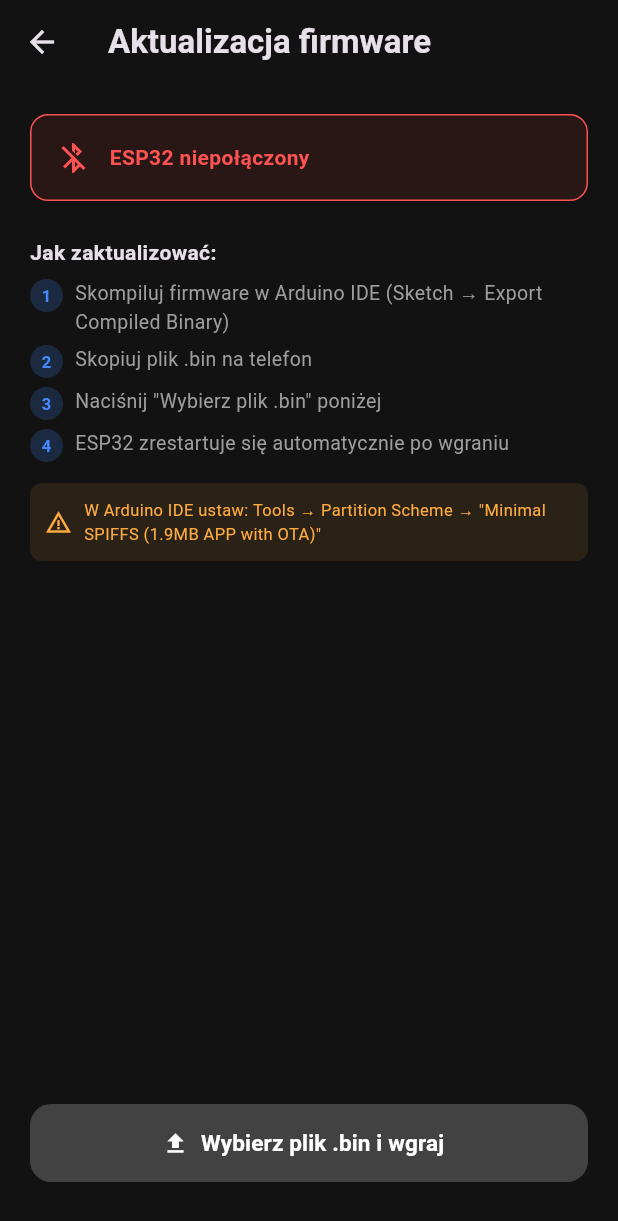
After one commit to zydziupolska-cmyk/dyno-diy-flutter, a Flutter app: the OtaUpdateScreen screen opened directly, on a phone screen of 412 x 824 dp. The commit adds this screen. Shown: the top 1221 px of the screen. Run offline on Flutter 3.47's test engine with Material 3 defaults, Android fonts, the phone set to English and light mode, and no system bars; our stand-ins replace file_picker, fl_chart, flutter_blue_plus, image_picker, pdf, permission_handler and 2 more; accounts and stored records are empty.

Commit message:
Fix: ota_update

```diff
--- a/lib/screens/dyno_screen.dart
+++ b/lib/screens/dyno_screen.dart
@@ -123,7 +123,9 @@ class _DynoScreenState extends State<DynoScreen> {
 
   void _onFrame(GpsFrame frame) {
     if (_state == MeasurementState.idle ||
-        _state == MeasurementState.finished) return;
+        _state == MeasurementState.finished) {
+      return;
+    }
 
     final rawSpeed = frame.speed;
     final currentGpsTime = frame.gpsTimeMs;
--- /dev/null
+++ b/lib/screens/ota_update_screen.dart
@@ -0,0 +1,337 @@
+import 'dart:async';
+import 'dart:typed_data';
+import 'package:flutter/material.dart';
+import 'package:file_picker/file_picker.dart';
+import 'package:flutter_blue_plus/flutter_blue_plus.dart';
+import '../services/ota_service.dart';
+import '../main.dart';
+
+/// Ekran aktualizacji firmware ESP32 przez BLE.
+/// Dostępny z menu/ustawień — użytkownik wybiera plik .bin,
+/// aplikacja wysyła go do ESP32, ESP32 restartuje się automatycznie.
+class OtaUpdateScreen extends StatefulWidget {
+  const OtaUpdateScreen({super.key});
+
+  @override
+  State<OtaUpdateScreen> createState() => _OtaUpdateScreenState();
+}
+
+class _OtaUpdateScreenState extends State<OtaUpdateScreen> {
+  final OtaService _otaService = OtaService();
+  StreamSubscription<OtaProgress>? _progressSub;
+
+  OtaStatus _status = OtaStatus.idle;
+  double  _percent   = 0;
+  int     _bytesSent = 0;
+  int     _bytesTotal = 0;
+  String  _message   = '';
+  String? _error;
+  String? _currentVersion;
+  String? _selectedFileName;
+
+  @override
+  void initState() {
+    super.initState();
+    _progressSub = _otaService.progressStream.listen((p) {
+      if (!mounted) return;
+      setState(() {
+        _status     = p.status;
+        _percent    = p.percent;
+        _bytesSent  = p.bytesSent;
+        _bytesTotal = p.bytesTotal;
+        _message    = p.message ?? '';
+        _error      = p.error;
+      });
+    });
+    _readVersion();
+  }
+
+  @override
+  void dispose() {
+    _progressSub?.cancel();
+    _otaService.dispose();
+    super.dispose();
+  }
+
+  Future<void> _readVersion() async {
+    if (btService.isConnected) {
+      // Potrzebujemy dostępu do urządzenia BLE
+      // btService._device jest prywatny, więc odczytujemy wersję
+      // przez OTA control characteristic przy następnym połączeniu
+      setState(() => _currentVersion = '(połącz się, żeby sprawdzić)');
+    }
+  }
+
+  Future<void> _pickAndUpload() async {
+    // ── Wybierz plik .bin ──
+    final result = await FilePicker.platform.pickFiles(
+      type: FileType.any,
+      withData: true,
+    );
+
+    if (result == null || result.files.isEmpty) return;
+
+    final file = result.files.first;
+    if (file.bytes == null || file.bytes!.isEmpty) {
+      setState(() => _error = 'Nie można odczytać pliku');
+      return;
+    }
+
+    // Weryfikacja podstawowa
+    if (file.size < 1000) {
+      setState(() => _error = 'Plik za mały — to nie wygląda na firmware');
+      return;
+    }
+    if (file.size > 1900000) {
+      setState(() => _error = 'Plik za duży (max 1.9 MB dla partycji OTA)');
+      return;
+    }
+
+    // Sprawdź magic bytes ESP32 firmware (0xE9 na początku)
+    if (file.bytes![0] != 0xE9) {
+      if (!mounted) return;
+      final proceed = await showDialog<bool>(
+        context: context,
+        builder: (ctx) => AlertDialog(
+          title: const Text('Uwaga'),
+          content: const Text(
+            'Ten plik nie wygląda na firmware ESP32 '
+            '(brak nagłówka 0xE9). Czy na pewno chcesz kontynuować?'),
+          actions: [
+            TextButton(
+              onPressed: () => Navigator.pop(ctx, false),
+              child: const Text('Anuluj')),
+            TextButton(
+              onPressed: () => Navigator.pop(ctx, true),
+              child: const Text('Kontynuuj')),
+          ],
+        ),
+      );
+      if (proceed != true) return;
+    }
+
+    setState(() {
+      _selectedFileName = file.name;
+      _error = null;
+    });
+
+    if (!btService.isConnected) {
+      setState(() => _error = 'ESP32 nie jest połączony!');
+      return;
+    }
+
+    // Potrzebujemy BluetoothDevice — pobierz z FlutterBluePlus
+    final connectedDevices = FlutterBluePlus.connectedDevices;
+    final dynoDevice = connectedDevices.where((d) =>
+        d.platformName.contains('Dyno') || d.platformName.contains('ESP32'));
+
+    if (dynoDevice.isEmpty) {
+      setState(() => _error = 'Nie znaleziono urządzenia DynoESP');
+      return;
+    }
+
+    await _otaService.uploadFirmware(
+      dynoDevice.first,
+      Uint8List.fromList(file.bytes!),
+    );
+  }
+
+  @override
+  Widget build(BuildContext context) {
+    final isIdle = _status == OtaStatus.idle || _status == OtaStatus.error;
+    final isSuccess = _status == OtaStatus.success;
+    final isWorking = _status == OtaStatus.uploading ||
+        _status == OtaStatus.connecting ||
+        _status == OtaStatus.verifying;
+
+    return Scaffold(
+      appBar: AppBar(
+        title: const Text('Aktualizacja firmware',
+            style: TextStyle(fontWeight: FontWeight.bold)),
+        backgroundColor: Colors.transparent,
+        elevation: 0,
+      ),
+      body: Padding(
+        padding: const EdgeInsets.all(20),
+        child: Column(
+          crossAxisAlignment: CrossAxisAlignment.start,
+          children: [
+            // ── Status połączenia ──
+            Container(
+              width: double.infinity,
+              padding: const EdgeInsets.all(16),
+              decoration: BoxDecoration(
+                color: btService.isConnected
+                    ? Colors.green.withValues(alpha: 0.1)
+                    : Colors.red.withValues(alpha: 0.1),
+                borderRadius: BorderRadius.circular(12),
+                border: Border.all(
+                  color: btService.isConnected
+                      ? Colors.greenAccent : Colors.redAccent),
+              ),
+              child: Row(children: [
+                Icon(
+                  btService.isConnected ? Icons.bluetooth_connected : Icons.bluetooth_disabled,
+                  color: btService.isConnected ? Colors.greenAccent : Colors.redAccent,
+                ),
+                const SizedBox(width: 12),
+                Expanded(child: Column(
+                  crossAxisAlignment: CrossAxisAlignment.start,
+                  children: [
+                    Text(
+                      btService.isConnected ? 'ESP32 połączony' : 'ESP32 niepołączony',
+                      style: TextStyle(
+                        fontWeight: FontWeight.bold,
+                        color: btService.isConnected ? Colors.greenAccent : Colors.redAccent,
+                      ),
+                    ),
+                    if (_currentVersion != null)
+                      Text('Firmware: $_currentVersion',
+                          style: const TextStyle(color: Colors.grey, fontSize: 12)),
+                  ],
+                )),
+              ]),
+            ),
+
+            const SizedBox(height: 24),
+
+            // ── Instrukcja ──
+            const Text('Jak zaktualizować:', style: TextStyle(fontWeight: FontWeight.bold)),
+            const SizedBox(height: 8),
+            _step('1', 'Skompiluj firmware w Arduino IDE (Sketch → Export Compiled Binary)'),
+            _step('2', 'Skopiuj plik .bin na telefon'),
+            _step('3', 'Naciśnij "Wybierz plik .bin" poniżej'),
+            _step('4', 'ESP32 zrestartuje się automatycznie po wgraniu'),
+
+            const SizedBox(height: 8),
+            Container(
+              padding: const EdgeInsets.all(10),
+              decoration: BoxDecoration(
+                color: Colors.orangeAccent.withValues(alpha: 0.1),
+                borderRadius: BorderRadius.circular(8),
+              ),
+              child: const Row(children: [
+                Icon(Icons.warning_amber, color: Colors.orangeAccent, size: 18),
+                SizedBox(width: 8),
+                Expanded(child: Text(
+                  'W Arduino IDE ustaw: Tools → Partition Scheme → '
+                  '"Minimal SPIFFS (1.9MB APP with OTA)"',
+                  style: TextStyle(color: Colors.orangeAccent, fontSize: 11),
+                )),
+              ]),
+            ),
+
+            const SizedBox(height: 24),
+
+            // ── Progress ──
+            if (isWorking || isSuccess) ...[
+              Text(_message,
+                  style: TextStyle(
+                    color: isSuccess ? Colors.greenAccent : Colors.white,
+                    fontWeight: FontWeight.bold,
+                  )),
+              const SizedBox(height: 12),
+              ClipRRect(
+                borderRadius: BorderRadius.circular(8),
+                child: LinearProgressIndicator(
+                  value: _percent > 0 ? _percent : null,
+                  minHeight: 10,
+                  backgroundColor: Colors.grey[800],
+                  color: isSuccess ? Colors.greenAccent : Colors.blueAccent,
+                ),
+              ),
+              const SizedBox(height: 6),
+              Text(
+                '${(_bytesSent / 1024).toStringAsFixed(0)} / '
+                '${(_bytesTotal / 1024).toStringAsFixed(0)} KB',
+                style: const TextStyle(color: Colors.grey, fontSize: 12),
+              ),
+            ],
+
+            // ── Błąd ──
+            if (_error != null) ...[
+              const SizedBox(height: 12),
+              Container(
+                width: double.infinity,
+                padding: const EdgeInsets.all(12),
+                decoration: BoxDecoration(
+                  color: Colors.red.withValues(alpha: 0.1),
+                  borderRadius: BorderRadius.circular(8),
+                  border: Border.all(color: Colors.redAccent),
+                ),
+                child: Text(_error!,
+                    style: const TextStyle(color: Colors.redAccent, fontSize: 13)),
+              ),
+            ],
+
+            if (_selectedFileName != null && isIdle) ...[
+              const SizedBox(height: 8),
+              Text('Plik: $_selectedFileName',
+                  style: const TextStyle(color: Colors.grey, fontSize: 12)),
+            ],
+
+            const Spacer(),
+
+            // ── Przycisk ──
+            SizedBox(
+              width: double.infinity,
+              height: 52,
+              child: ElevatedButton.icon(
+                onPressed: (isIdle && btService.isConnected) ? _pickAndUpload : null,
+                style: ElevatedButton.styleFrom(
+                  backgroundColor: Colors.blueAccent,
+                  disabledBackgroundColor: Colors.grey[800],
+                  shape: RoundedRectangleBorder(
+                      borderRadius: BorderRadius.circular(14)),
+                ),
+                icon: Icon(
+                  isWorking ? Icons.hourglass_top
+                      : isSuccess ? Icons.check_circle
+                      : Icons.file_upload,
+                  color: Colors.white,
+                ),
+                label: Text(
+                  isWorking ? 'Wgrywanie...'
+                      : isSuccess ? 'Gotowe! ESP32 restartuje się'
+                      : 'Wybierz plik .bin i wgraj',
+                  style: const TextStyle(
+                      color: Colors.white,
+                      fontWeight: FontWeight.bold,
+                      fontSize: 15),
+                ),
+              ),
+            ),
+
+            const SizedBox(height: 16),
+          ],
+        ),
+      ),
+    );
+  }
+
+  Widget _step(String num, String text) {
+    return Padding(
+      padding: const EdgeInsets.only(bottom: 6),
+      child: Row(
+        crossAxisAlignment: CrossAxisAlignment.start,
+        children: [
+          Container(
+            width: 22, height: 22,
+            alignment: Alignment.center,
+            decoration: BoxDecoration(
+              shape: BoxShape.circle,
+              color: Colors.blueAccent.withValues(alpha: 0.2),
+            ),
+            child: Text(num,
+                style: const TextStyle(
+                    color: Colors.blueAccent, fontSize: 11,
+                    fontWeight: FontWeight.bold)),
+          ),
+          const SizedBox(width: 8),
+          Expanded(child: Text(text,
+              style: const TextStyle(color: Colors.grey, fontSize: 13))),
+        ],
+      ),
+    );
+  }
+}
```
Also changed, not shown: lib/services/ota_service.dart (added, +262 -0 lines).
